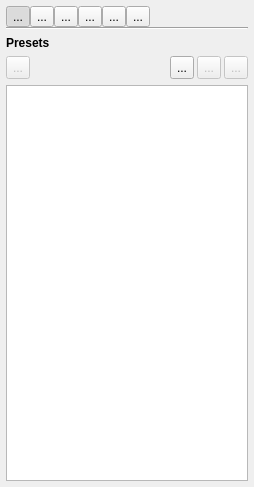
Old version of the form src/MixingToolboxWidget.ui in the repository markus-wa/glmixer-mirror.
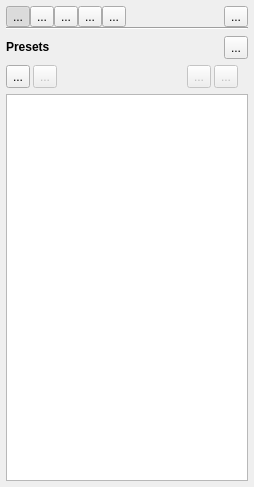
New version of the form. The open tabs and pages were chosen to show the change. Icons and pictures are not drawn.

Commit message: Cosmetic improvement in Preset interface in Mixing Toolbox.

```diff
--- a/src/MixingToolboxWidget.ui
+++ b/src/MixingToolboxWidget.ui
@@ -126,23 +126,6 @@
        </property>
       </widget>
      </item>
-     <item>
-      <widget class="QToolButton" name="presetButton">
-       <property name="text">
-        <string>...</string>
-       </property>
-       <property name="icon">
-        <iconset resource="../icons.qrc">
-         <normaloff>:/glmixer/icons/paint.png</normaloff>:/glmixer/icons/paint.png</iconset>
-       </property>
-       <property name="checkable">
-        <bool>true</bool>
-       </property>
-       <property name="autoExclusive">
-        <bool>true</bool>
-       </property>
-      </widget>
-     </item>
      <item>
       <spacer name="horizontalSpacer_2">
        <property name="orientation">
@@ -156,6 +139,23 @@
        </property>
       </spacer>
      </item>
+     <item>
+      <widget class="QToolButton" name="presetButton">
+       <property name="text">
+        <string>...</string>
+       </property>
+       <property name="icon">
+        <iconset resource="../icons.qrc">
+         <normaloff>:/glmixer/icons/paint.png</normaloff>:/glmixer/icons/paint.png</iconset>
+       </property>
+       <property name="checkable">
+        <bool>true</bool>
+       </property>
+       <property name="autoExclusive">
+        <bool>true</bool>
+       </property>
+      </widget>
+     </item>
     </layout>
    </item>
    <item>
@@ -2178,27 +2178,9 @@
           </widget>
          </item>
          <item>
-          <widget class="QLabel" name="label_7">
-           <property name="sizePolicy">
-            <sizepolicy hsizetype="Maximum" vsizetype="Preferred">
-             <horstretch>0</horstretch>
-             <verstretch>0</verstretch>
-            </sizepolicy>
-           </property>
-           <property name="toolTip">
-            <string>&lt;html&gt;&lt;head/&gt;&lt;body&gt;&lt;p&gt;Presets remember all mixing options, allowing to apply blending, filters, etc., in one clic.&lt;/p&gt;&lt;p&gt;Use buttons (&lt;img src=&quot;:/glmixer/icons/apply.png&quot;/&gt;Apply, &lt;img src=&quot;:/glmixer/icons/plus_source.png&quot;/&gt; New, &lt;img src=&quot;:/glmixer/icons/re-apply.png&quot;/&gt; Update) to manipulate presets in the list (or context menu). Default presets (&lt;span style=&quot; font-style:italic;&quot;&gt;in italic&lt;/span&gt;) cannot be edited.&lt;/p&gt;&lt;/body&gt;&lt;/html&gt;</string>
-           </property>
+          <widget class="QToolButton" name="presetClear">
            <property name="text">
-            <string/>
-           </property>
-           <property name="textFormat">
-            <enum>Qt::PlainText</enum>
-           </property>
-           <property name="pixmap">
-            <pixmap resource="../icons.qrc">:/glmixer/icons/info.png</pixmap>
-           </property>
-           <property name="alignment">
-            <set>Qt::AlignRight|Qt::AlignTrailing|Qt::AlignVCenter</set>
+            <string>...</string>
            </property>
           </widget>
          </item>
@@ -2212,6 +2194,35 @@
          <property name="sizeConstraint">
           <enum>QLayout::SetFixedSize</enum>
          </property>
+         <item>
+          <widget class="QToolButton" name="presetAdd">
+           <property name="enabled">
+            <bool>true</bool>
+           </property>
+           <property name="toolTip">
+            <string>New preset from current source</string>
+           </property>
+           <property name="statusTip">
+            <string>Create a new preset from the settings of the current source.</string>
+           </property>
+           <property name="styleSheet">
+            <string notr="true"/>
+           </property>
+           <property name="text">
+            <string>...</string>
+           </property>
+           <property name="icon">
+            <iconset resource="../icons.qrc">
+             <normaloff>:/glmixer/icons/plus_source.png</normaloff>:/glmixer/icons/plus_source.png</iconset>
+           </property>
+           <property name="iconSize">
+            <size>
+             <width>24</width>
+             <height>24</height>
+            </size>
+           </property>
+          </widget>
+         </item>
          <item>
           <widget class="QToolButton" name="presetApply">
            <property name="enabled">
@@ -2251,35 +2262,6 @@
            </property>
           </spacer>
          </item>
-         <item>
-          <widget class="QToolButton" name="presetAdd">
-           <property name="enabled">
-            <bool>true</bool>
-           </property>
-           <property name="toolTip">
-            <string>New preset from current source</string>
-           </property>
-           <property name="statusTip">
-            <string>Create a new preset from the settings of the current source.</string>
-           </property>
-           <property name="styleSheet">
-            <string notr="true"/>
-           </property>
-           <property name="text">
-            <string>...</string>
-           </property>
-           <property name="icon">
-            <iconset resource="../icons.qrc">
-             <normaloff>:/glmixer/icons/plus_source.png</normaloff>:/glmixer/icons/plus_source.png</iconset>
-           </property>
-           <property name="iconSize">
-            <size>
-             <width>24</width>
-             <height>24</height>
-            </size>
-           </property>
-          </widget>
-         </item>
          <item>
           <widget class="QToolButton" name="presetReApply">
            <property name="enabled">
@@ -2332,6 +2314,31 @@
            </property>
           </widget>
          </item>
+         <item>
+          <widget class="QLabel" name="labelInfoPreset">
+           <property name="sizePolicy">
+            <sizepolicy hsizetype="Maximum" vsizetype="Preferred">
+             <horstretch>0</horstretch>
+             <verstretch>0</verstretch>
+            </sizepolicy>
+           </property>
+           <property name="toolTip">
+            <string>&lt;html&gt;&lt;head/&gt;&lt;body&gt;&lt;p&gt;Presets remember all mixing options, allowing to apply blending, filters, etc., in one clic.&lt;/p&gt;&lt;p&gt;Use buttons (&lt;img src=&quot;:/glmixer/icons/apply.png&quot;/&gt;Apply, &lt;img src=&quot;:/glmixer/icons/plus_source.png&quot;/&gt; New, &lt;img src=&quot;:/glmixer/icons/re-apply.png&quot;/&gt; Update) to manipulate presets in the list (or context menu). Default presets (&lt;span style=&quot; font-style:italic;&quot;&gt;in italic&lt;/span&gt;) cannot be edited.&lt;/p&gt;&lt;/body&gt;&lt;/html&gt;</string>
+           </property>
+           <property name="text">
+            <string/>
+           </property>
+           <property name="textFormat">
+            <enum>Qt::PlainText</enum>
+           </property>
+           <property name="pixmap">
+            <pixmap resource="../icons.qrc">:/glmixer/icons/info.png</pixmap>
+           </property>
+           <property name="alignment">
+            <set>Qt::AlignRight|Qt::AlignTrailing|Qt::AlignVCenter</set>
+           </property>
+          </widget>
+         </item>
         </layout>
        </item>
        <item>
```
Left out of the diff: 9 changed lines with no effect on the pictures. The commit also changes 2 other files.
